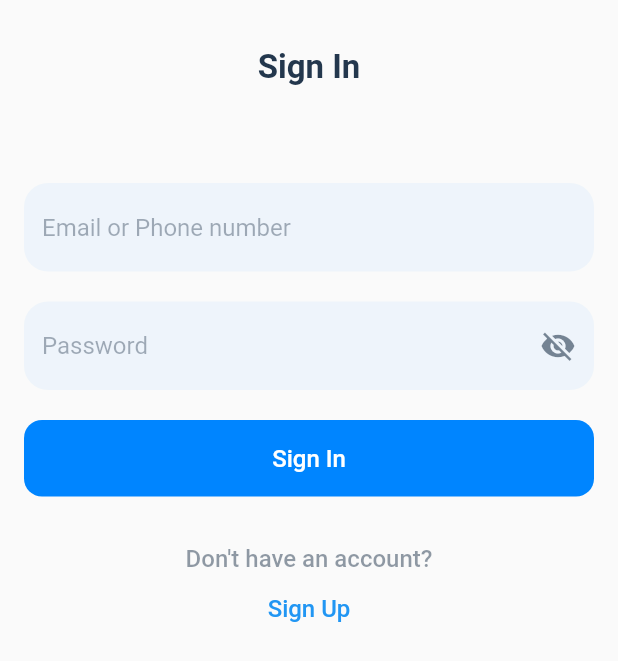
After one commit to alvintriseptia/hello-doc, a Flutter app: the SignInPage screen opened by its route, on a phone screen of 412 x 824 dp. The commit adds this screen. Shown: the top 661 px of the screen. Run offline on Flutter 3.47's test engine with Material 2 defaults, Android fonts, the phone set to English and light mode, and no system bars; our stand-ins replace bloc, carousel_slider, equatable, firebase_core; accounts and stored records are empty.

Commit message:
feat: slicing ui sign in

```diff
--- /dev/null
+++ b/lib/features/pages.dart
@@ -0,0 +1,3 @@
+export 'onboarding/presentation/pages/onboarding_page.dart';
+export 'sign_in/presentation/pages/sign_in_page.dart';
+export 'splash_screen/presentation/pages/splash_screen.dart';
--- /dev/null
+++ b/lib/features/sign_in/presentation/bloc/sign_in_bloc.dart
@@ -0,0 +1,13 @@
+import 'package:bloc/bloc.dart';
+import 'package:equatable/equatable.dart';
+
+part 'sign_in_event.dart';
+part 'sign_in_state.dart';
+
+class SignInBloc extends Bloc<SignInEvent, SignInState> {
+  SignInBloc() : super(SignInInitial()) {
+    on<SignInEvent>((event, emit) {
+      // TODO: implement event handler
+    });
+  }
+}
--- /dev/null
+++ b/lib/features/sign_in/presentation/pages/sign_in_page.dart
@@ -0,0 +1,117 @@
+import 'package:flutter/material.dart';
+import 'package:hello_doc/core/preferences/preferences.dart';
+
+class SignInPage extends StatefulWidget {
+  const SignInPage({Key? key}) : super(key: key);
+
+  @override
+  State<SignInPage> createState() => _SignInPageState();
+}
+
+class _SignInPageState extends State<SignInPage> {
+  bool _isObscure = true;
+
+  @override
+  Widget build(BuildContext context) {
+    Widget title() {
+      return Container(
+          margin: const EdgeInsets.only(top: 32, bottom: 64),
+          child: const Text('Sign In',
+              style: Fonts.heading1, textAlign: TextAlign.center));
+    }
+
+    Widget inputEmail() {
+      return Container(
+        margin: const EdgeInsets.only(bottom: 20),
+        child: TextFormField(
+            cursorColor: AppColors.primaryBlue,
+            decoration: const InputDecoration(
+              hintText: 'Email or Phone number',
+            )),
+      );
+    }
+
+    Widget inputPassword() {
+      return Container(
+        margin: const EdgeInsets.only(bottom: 20),
+        child: TextFormField(
+            cursorColor: AppColors.primaryBlue,
+            obscureText: _isObscure,
+            decoration: InputDecoration(
+              hintText: 'Password',
+              suffixIcon: IconButton(
+                  color: AppColors.dark.withOpacity(0.6),
+                  onPressed: () => setState(
+                        () => _isObscure = !_isObscure,
+                      ),
+                  icon: Icon(
+                      _isObscure ? Icons.visibility_off : Icons.visibility)),
+            )),
+      );
+    }
+
+    Widget button() {
+      return Container(
+        width: double.infinity,
+        margin: const EdgeInsets.only(bottom: 32),
+        child: ElevatedButton(
+          style: ElevatedButton.styleFrom(
+            elevation: 0.0,
+            padding: const EdgeInsets.symmetric(vertical: 16),
+            shape: RoundedRectangleBorder(
+              borderRadius: BorderRadius.circular(12),
+            ),
+            primary: AppColors.primaryBlue,
+            textStyle: Fonts.buttonText,
+          ),
+          onPressed: () {
+            Navigator.pushNamedAndRemoveUntil(context, '/', (route) => false);
+          },
+          child: const Text('Sign In'),
+        ),
+      );
+    }
+
+    Widget signUp() {
+      return Column(
+        children: [
+          Text(
+            'Don\'t have an account?',
+            style: Fonts.subtitle1.copyWith(
+              color: AppColors.dark.withOpacity(0.5),
+            ),
+          ),
+          TextButton(
+            style: TextButton.styleFrom(
+              textStyle: Fonts.buttonText,
+            ),
+            onPressed: () {
+              Navigator.pushNamedAndRemoveUntil(
+                  context, '/sign-up', (route) => false);
+            },
+            child: const Text('Sign Up'),
+          ),
+        ],
+      );
+    }
+
+    return Scaffold(
+        body: SafeArea(
+      child: Padding(
+        padding: const EdgeInsets.symmetric(horizontal: 16),
+        child: SizedBox(
+          width: double.infinity,
+          child: ListView(
+            children: [
+              title(),
+              inputEmail(),
+              inputPassword(),
+              button(),
+              signUp()
+            ],
+          ),
+        ),
+      ),
+    ));
+  }
+}
```
Also changed, not shown: lib/features/onboarding/presentation/pages/onboarding_page.dart (+5 -15 lines), lib/features/sign_in/presentation/bloc/sign_in_event.dart (added, +8 -0 lines), lib/features/sign_in/presentation/bloc/sign_in_state.dart (added, +9 -0 lines), lib/main.dart (+13 -2 lines).
